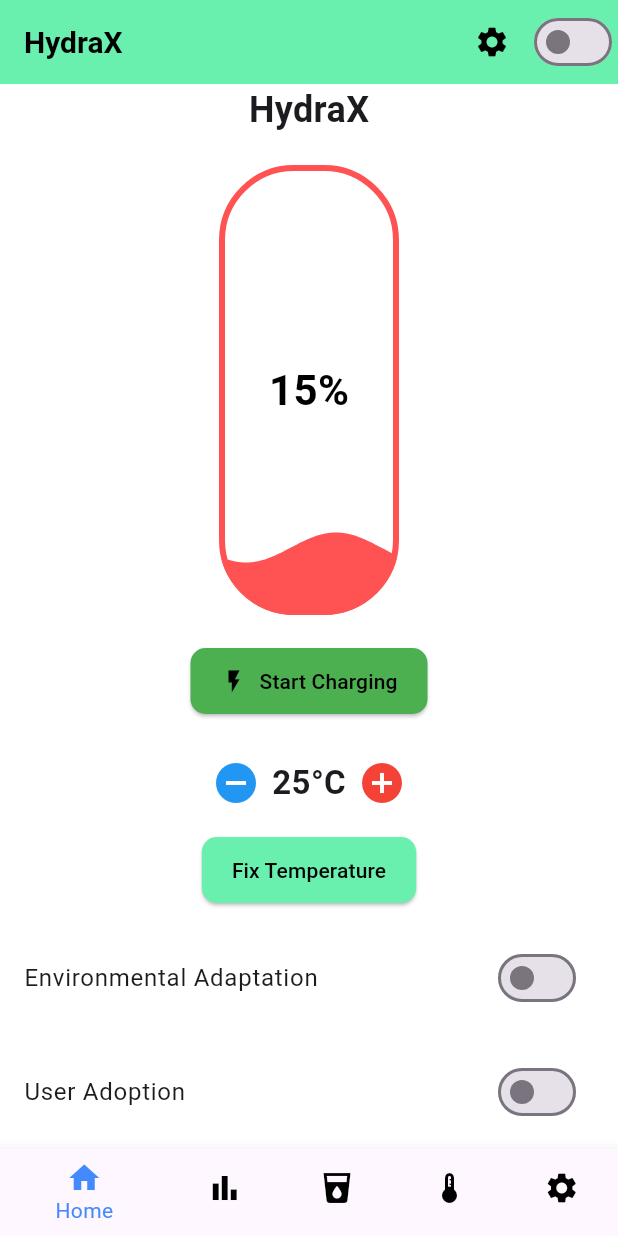
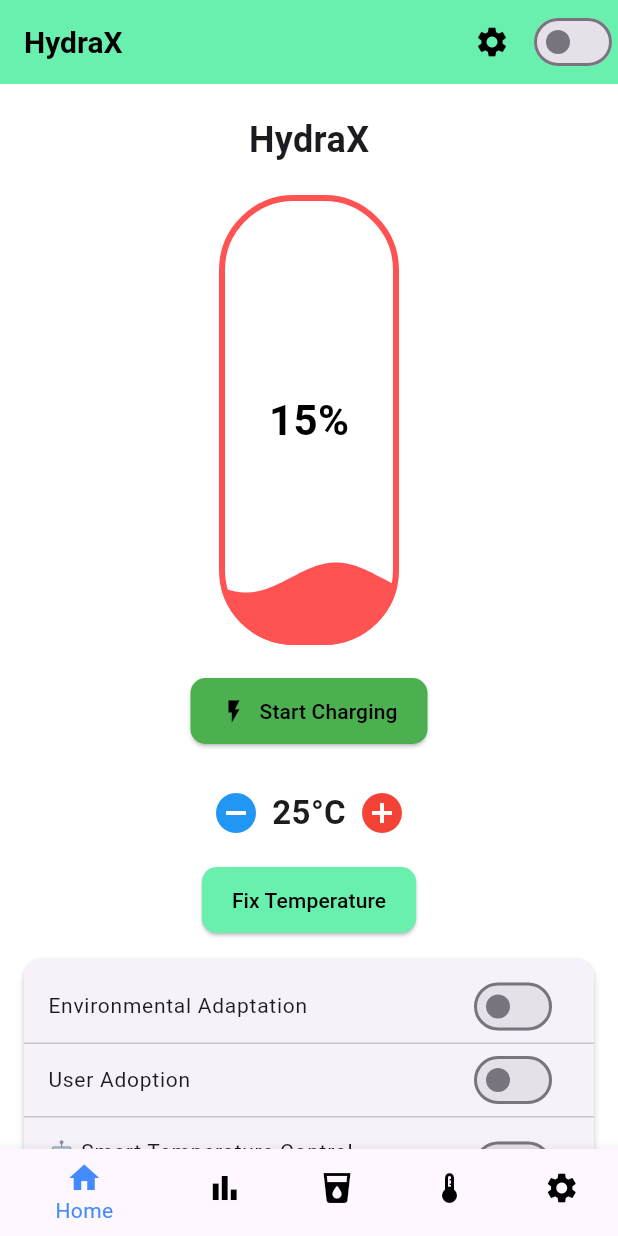
Before and after one commit to sivaprakasam-07/hydrax_new, a Flutter app: the screen it shows after launch, on a phone screen of 412 x 824 dp. Run offline on Flutter 3.47's test engine with Material 3 defaults, Android fonts, the phone set to English and light mode, and no system bars; our stand-ins replace cloud_firestore, firebase_auth, firebase_core, fl_chart, flutter_blue_plus, geolocator and 2 more; accounts and stored records are empty; network calls fail.

Commit message:
fixed the ui of connect device button

```diff
--- a/lib/ui/screens/home_screen.dart
+++ b/lib/ui/screens/home_screen.dart
@@ -439,7 +439,8 @@ class _HomeScreenState extends State<HomeScreen> with TickerProviderStateMixin {
 
   Widget _buildHomeScreen() {
     bool isDarkMode = Theme.of(context).brightness == Brightness.dark;
-    return Center(
+    return SingleChildScrollView(
+      padding: EdgeInsets.symmetric(vertical: 20),
       child: Column(
         mainAxisAlignment: MainAxisAlignment.center,
         children: [
@@ -483,37 +484,56 @@ class _HomeScreenState extends State<HomeScreen> with TickerProviderStateMixin {
             onPressed: _fixTemperature,
             child: Text('Fix Temperature'),
           ),
-          SizedBox(height: 20),
+          SizedBox(height: 15),
+          // Control Switches Section
+          Card(
+            elevation: 2,
+            margin: EdgeInsets.symmetric(horizontal: 16),
+            child: Padding(
+              padding: EdgeInsets.symmetric(vertical: 8),
+              child: Column(
+                children: [
                   SwitchListTile(
-            title: Text("Environmental Adaptation"),
+                    title: Text("Environmental Adaptation", style: TextStyle(fontSize: 14)),
+                    dense: true,
                     value: _environmentalAdaptationEnabled,
                     onChanged: (value) {
                       _toggleEnvironmentalAdaptation(value);
                     },
                   ),
-          SizedBox(height: 20),
+                  Divider(height: 1),
                   SwitchListTile(
-            title: Text("User Adoption"),
+                    title: Text("User Adoption", style: TextStyle(fontSize: 14)),
+                    dense: true,
                     value: _userAdoptionEnabled,
                     onChanged: (value) {
                       _toggleUserAdoption(value);
                     },
                   ),
-          SizedBox(height: 20),
+                  Divider(height: 1),
                   SwitchListTile(
-            title: Text("🤖 Smart Temperature Control"),
-            subtitle: Text("AI-powered temperature using 75 users' data"),
+                    title: Text("🤖 Smart Temperature Control", style: TextStyle(fontSize: 14)),
+                    subtitle: Text("AI-powered using 75 users' data", style: TextStyle(fontSize: 12)),
+                    dense: true,
                     value: _smartTemperatureEnabled,
                     onChanged: (value) {
                       _toggleSmartTemperature(value);
                     },
                   ),
-          SizedBox(height: 20),
+                ],
+              ),
+            ),
+          ),
+          SizedBox(height: 15),
           ElevatedButton.icon(
             onPressed: _connectToBluetoothDevice,
             icon: Icon(Icons.bluetooth),
             label: Text("Connect Device"),
+            style: ElevatedButton.styleFrom(
+              padding: EdgeInsets.symmetric(horizontal: 20, vertical: 12),
             ),
+          ),
+          SizedBox(height: 10),
         ],
       ),
     );
```
Lines whose indentation alone changed are shown as unchanged.
